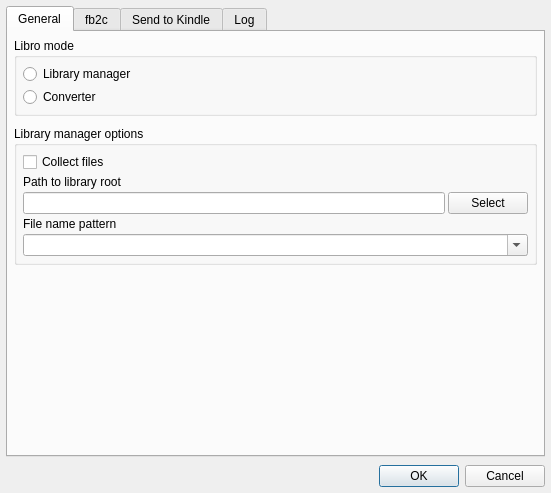
Above: src/main/designer/preferencesdialog.ui from dnkorpushov/libro before the change. Below: the same form after it.
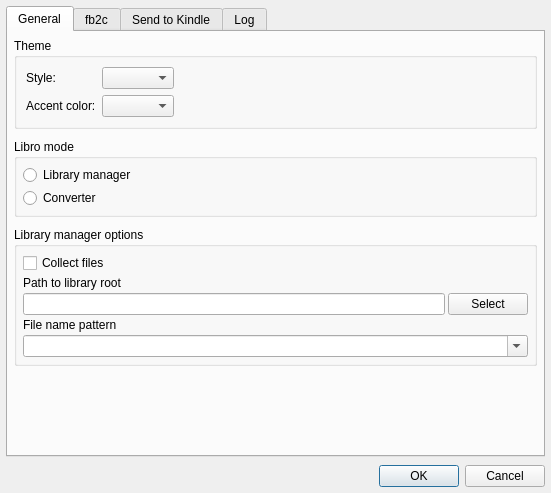
That is the form after the change.

Commit message: Add theme support

Diff of the .ui file:
```diff
--- a/src/main/designer/preferencesdialog.ui
+++ b/src/main/designer/preferencesdialog.ui
@@ -54,6 +54,53 @@
        <property name="bottomMargin">
         <number>6</number>
        </property>
+       <item>
+        <widget class="QGroupBox" name="groupBox">
+         <property name="title">
+          <string>Theme</string>
+         </property>
+         <layout class="QVBoxLayout" name="verticalLayout_10">
+          <item>
+           <layout class="QFormLayout" name="formLayout">
+            <item row="0" column="0">
+             <widget class="QLabel" name="label_18">
+              <property name="text">
+               <string>Style:</string>
+              </property>
+             </widget>
+            </item>
+            <item row="0" column="1">
+             <widget class="QComboBox" name="styleCombo">
+              <property name="sizePolicy">
+               <sizepolicy hsizetype="Fixed" vsizetype="Fixed">
+                <horstretch>0</horstretch>
+                <verstretch>0</verstretch>
+               </sizepolicy>
+              </property>
+             </widget>
+            </item>
+            <item row="1" column="0">
+             <widget class="QLabel" name="label_19">
+              <property name="text">
+               <string>Accent color:</string>
+              </property>
+             </widget>
+            </item>
+            <item row="1" column="1">
+             <widget class="QComboBox" name="accentColorCombo">
+              <property name="sizePolicy">
+               <sizepolicy hsizetype="Fixed" vsizetype="Fixed">
+                <horstretch>0</horstretch>
+                <verstretch>0</verstretch>
+               </sizepolicy>
+              </property>
+             </widget>
+            </item>
+           </layout>
+          </item>
+         </layout>
+        </widget>
+       </item>
        <item>
         <widget class="QGroupBox" name="libroModeGroup">
          <property name="enabled">
@@ -172,7 +219,7 @@
          <property name="sizeHint" stdset="0">
           <size>
            <width>20</width>
-           <height>198</height>
+           <height>40</height>
           </size>
          </property>
         </spacer>
```
Left out of the diff: 17 changed lines with no effect on the pictures. The commit also changes 38 other files.
